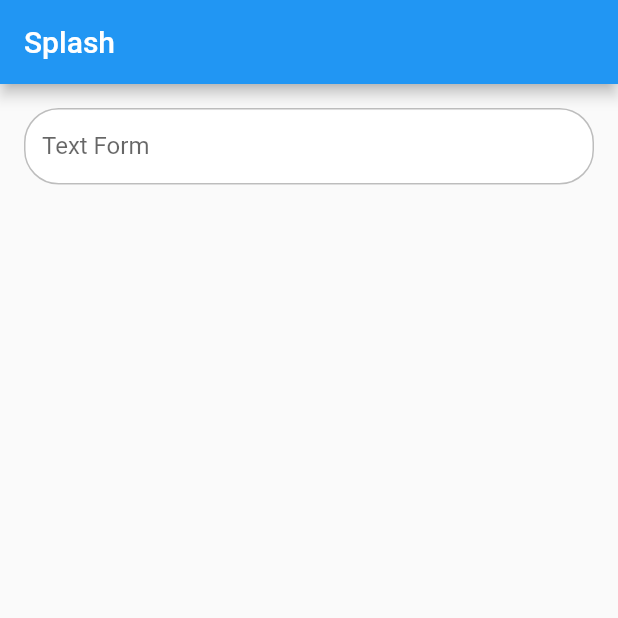
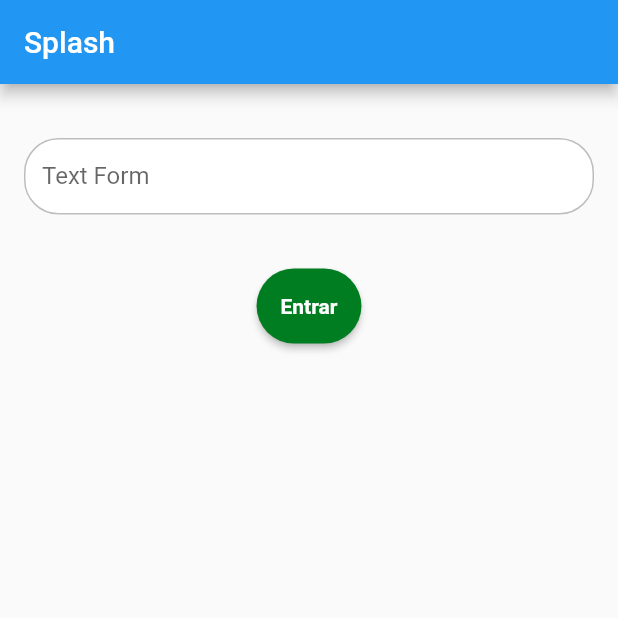
Before and after one commit to soapmactavish23/vakinha_burger_mobile, a Flutter app: the screen it shows after launch, on a phone screen of 412 x 824 dp, the top half of it. Run offline on Flutter 3.47's test engine with Material 2 defaults, Android fonts, the phone set to English and light mode, and no system bars; our stand-ins replace get; Roboto replaces fonts that are missing (mplus1).

Commit message:
Criação do buttao

```diff
--- /dev/null
+++ b/lib/app/core/ui/widgets/vakinha_button.dart
@@ -0,0 +1,40 @@
+import 'package:flutter/material.dart';
+
+class VakinhaButton extends StatelessWidget {
+  final VoidCallback? onPressed;
+  final String label;
+  final double? width;
+  final double height;
+  final Color? color;
+
+  const VakinhaButton({
+    Key? key,
+    this.onPressed,
+    required this.label,
+    this.width,
+    this.height = 50,
+    this.color,
+  }) : super(key: key);
+
+  @override
+  Widget build(BuildContext context) {
+    return SizedBox(
+      width: width,
+      height: height,
+      child: ElevatedButton(
+        onPressed: onPressed,
+        child: Text(
+          label,
+          style: const TextStyle(
+            fontSize: 14,
+            fontWeight: FontWeight.bold,
+          ),
+        ),
+        style: ElevatedButton.styleFrom(
+          shape: const StadiumBorder(),
+          primary: color,
+        ),
+      ),
+    );
+  }
+}
--- a/lib/app/modules/splash/splash_page.dart
+++ b/lib/app/modules/splash/splash_page.dart
@@ -1,4 +1,5 @@
 import 'package:flutter/material.dart';
+import 'package:vakinha_burguer_mobile/app/core/ui/widgets/vakinha_button.dart';
 import 'package:vakinha_burguer_mobile/app/core/ui/widgets/vakinha_textformfield.dart';
 
 class SplashPage extends StatefulWidget {
@@ -9,17 +10,33 @@ class SplashPage extends StatefulWidget {
 }
 
 class _SplashPageState extends State<SplashPage> {
+  logar() {}
+
   @override
   Widget build(BuildContext context) {
     return Scaffold(
       appBar: AppBar(
         title: const Text('Splash'),
       ),
-      body: Padding(
-        padding: const EdgeInsets.all(16.0),
-        child: VakinhaTextformfield(
-          label: 'Text Form',
-        ),
+      body: Column(
+        children: const [
+          SizedBox(
+            height: 20,
+          ),
+          Padding(
+            padding: EdgeInsets.all(16.0),
+            child: VakinhaTextformfield(
+              label: 'Text Form',
+            ),
+          ),
+          SizedBox(
+            height: 20,
+          ),
+          VakinhaButton(
+            label: 'Entrar',
+            onPressed: () {},
+          )
+        ],
       ),
     );
   }
```
